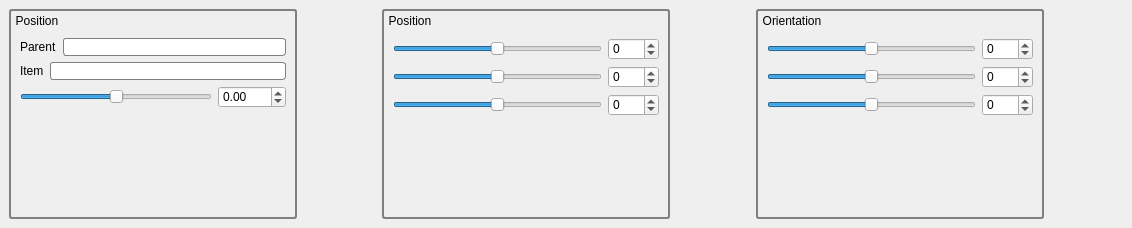
golems/grip2, file qtWidgets/ui/inspector.ui: the form before one commit.
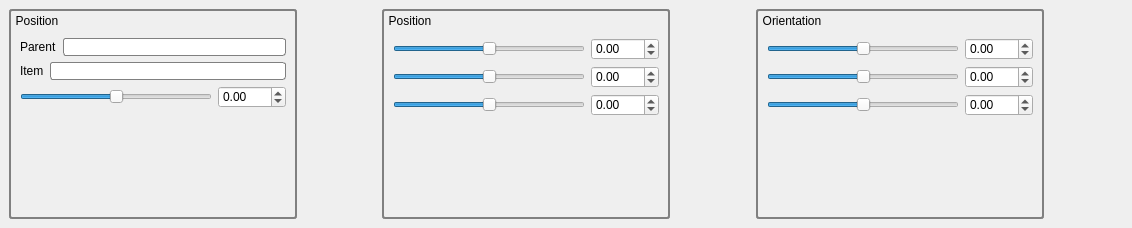
The form after the commit. Custom widgets are drawn as their Qt base class.

Commit message: Update sliders in inspector tab to doubleslider

Diff of the .ui file:
```diff
--- a/qtWidgets/ui/inspector.ui
+++ b/qtWidgets/ui/inspector.ui
@@ -198,10 +198,10 @@
      border-radius: 3px; </string>
            </property>
            <property name="minimum">
-            <number>-180</number>
+            <number>-1800</number>
            </property>
            <property name="maximum">
-            <number>180</number>
+            <number>1800</number>
            </property>
            <property name="orientation">
             <enum>Qt::Horizontal</enum>
@@ -209,12 +209,12 @@
           </widget>
          </item>
          <item>
-          <widget class="QSpinBox" name="positionSpinBox_1">
+          <widget class="QDoubleSpinBox" name="positionSpinBox_1">
            <property name="minimum">
-            <number>-180</number>
+            <double>-180.000000000000000</double>
            </property>
            <property name="maximum">
-            <number>180</number>
+            <double>180.000000000000000</double>
            </property>
           </widget>
          </item>
@@ -229,10 +229,10 @@
      border-radius: 3px; </string>
            </property>
            <property name="minimum">
-            <number>-180</number>
+            <number>-1800</number>
            </property>
            <property name="maximum">
-            <number>180</number>
+            <number>1800</number>
            </property>
            <property name="orientation">
             <enum>Qt::Horizontal</enum>
@@ -240,12 +240,12 @@
           </widget>
          </item>
          <item>
-          <widget class="QSpinBox" name="positionSpinBox_2">
+          <widget class="QDoubleSpinBox" name="positionSpinBox_2">
            <property name="minimum">
-            <number>-180</number>
+            <double>-180.000000000000000</double>
            </property>
            <property name="maximum">
-            <number>180</number>
+            <double>180.000000000000000</double>
            </property>
           </widget>
          </item>
@@ -260,10 +260,10 @@
      border-radius: 3px; </string>
            </property>
            <property name="minimum">
-            <number>-180</number>
+            <number>-1800</number>
            </property>
            <property name="maximum">
-            <number>180</number>
+            <number>1800</number>
            </property>
            <property name="orientation">
             <enum>Qt::Horizontal</enum>
@@ -271,12 +271,12 @@
           </widget>
          </item>
          <item>
-          <widget class="QSpinBox" name="positionSpinBox_3">
+          <widget class="QDoubleSpinBox" name="positionSpinBox_3">
            <property name="minimum">
-            <number>-180</number>
+            <double>-180.000000000000000</double>
            </property>
            <property name="maximum">
-            <number>180</number>
+            <double>180.000000000000000</double>
            </property>
           </widget>
          </item>
@@ -348,10 +348,10 @@
      border-radius: 3px; </string>
            </property>
            <property name="minimum">
-            <number>-180</number>
+            <number>-1800</number>
            </property>
            <property name="maximum">
-            <number>180</number>
+            <number>1800</number>
            </property>
            <property name="orientation">
             <enum>Qt::Horizontal</enum>
@@ -359,12 +359,12 @@
           </widget>
          </item>
          <item>
-          <widget class="QSpinBox" name="orientationSpinBox_1">
+          <widget class="QDoubleSpinBox" name="orientationSpinBox_1">
            <property name="minimum">
-            <number>-180</number>
+            <double>-180.000000000000000</double>
            </property>
            <property name="maximum">
-            <number>180</number>
+            <double>180.000000000000000</double>
            </property>
           </widget>
          </item>
@@ -379,10 +379,10 @@
      border-radius: 3px; </string>
            </property>
            <property name="minimum">
-            <number>-180</number>
+            <number>-1800</number>
            </property>
            <property name="maximum">
-            <number>180</number>
+            <number>1800</number>
            </property>
            <property name="orientation">
             <enum>Qt::Horizontal</enum>
@@ -390,12 +390,12 @@
           </widget>
          </item>
          <item>
-          <widget class="QSpinBox" name="orientationSpinBox_2">
+          <widget class="QDoubleSpinBox" name="orientationSpinBox_2">
            <property name="minimum">
-            <number>-180</number>
+            <double>-180.000000000000000</double>
            </property>
            <property name="maximum">
-            <number>180</number>
+            <double>180.000000000000000</double>
            </property>
           </widget>
          </item>
@@ -410,10 +410,10 @@
      border-radius: 3px; </string>
            </property>
            <property name="minimum">
-            <number>-180</number>
+            <number>-1800</number>
            </property>
            <property name="maximum">
-            <number>180</number>
+            <number>1800</number>
            </property>
            <property name="orientation">
             <enum>Qt::Horizontal</enum>
@@ -421,12 +421,12 @@
           </widget>
          </item>
          <item>
-          <widget class="QSpinBox" name="orientationSpinBox_3">
+          <widget class="QDoubleSpinBox" name="orientationSpinBox_3">
            <property name="minimum">
-            <number>-180</number>
+            <double>-180.000000000000000</double>
            </property>
            <property name="maximum">
-            <number>180</number>
+            <double>180.000000000000000</double>
            </property>
           </widget>
          </item>
```
Left out of the diff: 236 changed lines with no effect on the pictures.
